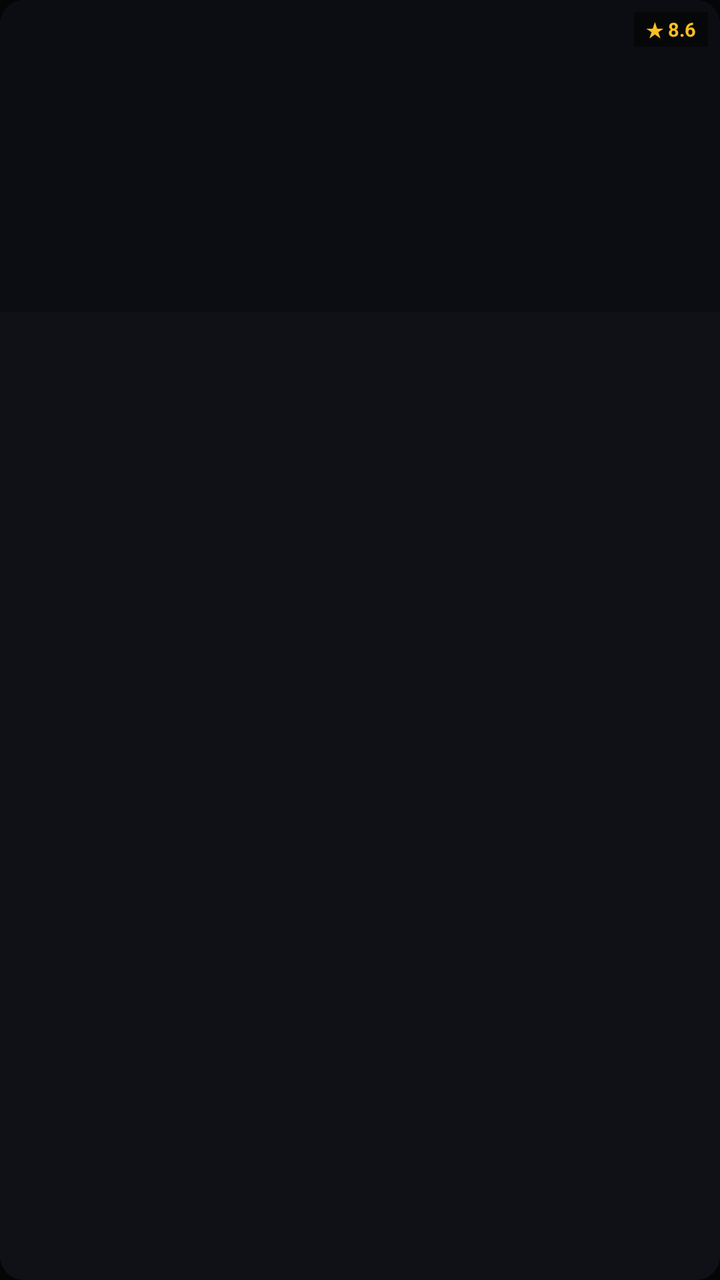
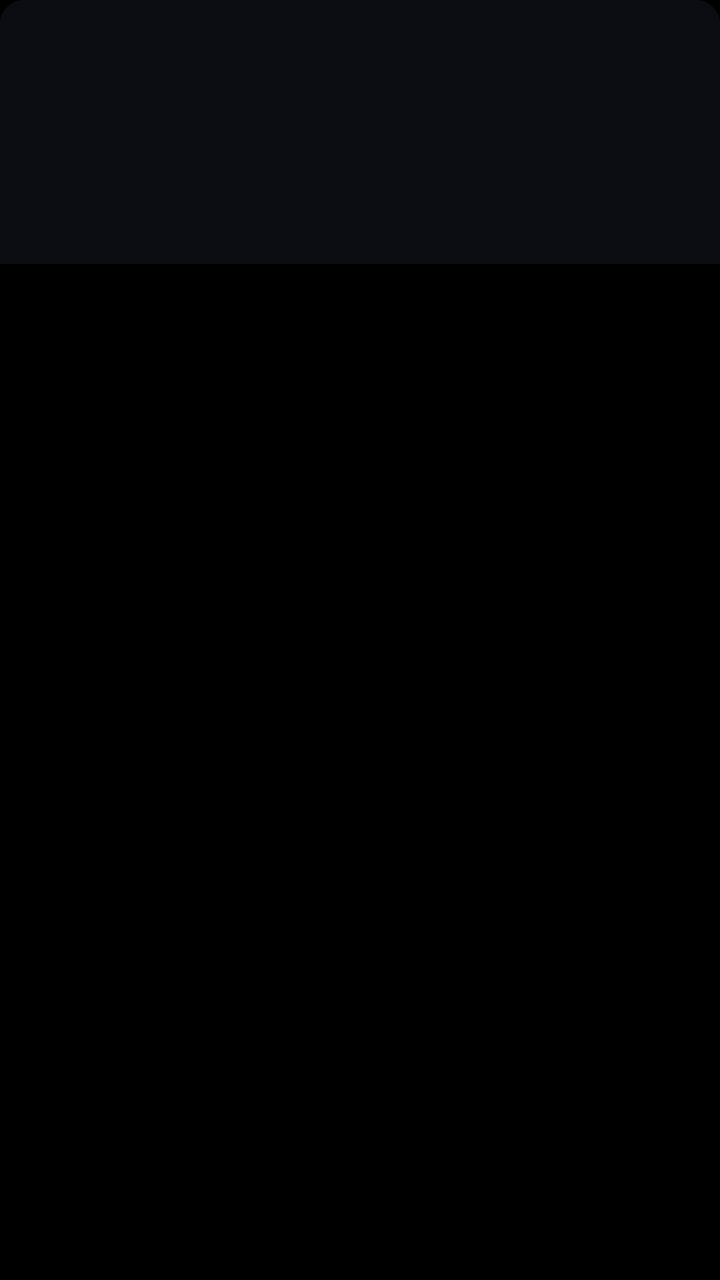

Compare the two renders of this Android layout. The source of the first and the diff that turns it into the second are given below.
<!-- AndroidManifest.xml: application theme Theme.StreamFlix -->
<!-- res/layout/item_shelf_poster.xml -->
<?xml version="1.0" encoding="utf-8"?>
<FrameLayout xmlns:android="http://schemas.android.com/apk/res/android"
    android:layout_width="118dp"
    android:layout_height="198dp"
    android:layout_marginEnd="12dp"
    android:focusable="true"
    android:clickable="true"
    android:background="@drawable/selector_poster_card"
    android:clipToOutline="true">

    <LinearLayout
        android:layout_width="match_parent"
        android:layout_height="match_parent"
        android:orientation="vertical">

        <FrameLayout
            android:layout_width="match_parent"
            android:layout_height="156dp"
            android:background="#0B0D13">

            <ImageView
                android:id="@+id/shelfPoster"
                android:layout_width="match_parent"
                android:layout_height="match_parent"
                android:scaleType="centerCrop"
                android:contentDescription="Poster" />

            <TextView
                android:id="@+id/shelfRating"
                android:layout_width="wrap_content"
                android:layout_height="wrap_content"
                android:layout_gravity="top|end"
                android:layout_margin="6dp"
                android:background="#CC050507"
                android:paddingStart="6dp"
                android:paddingEnd="6dp"
                android:paddingTop="2dp"
                android:paddingBottom="2dp"
                android:text="★ 8.6"
                android:textColor="#FBBF24"
                android:textSize="9.5sp"
                android:textStyle="bold" />
        </FrameLayout>

        <LinearLayout
            android:layout_width="match_parent"
            android:layout_height="0dp"
            android:layout_weight="1"
            android:orientation="vertical"
            android:paddingStart="8dp"
            android:paddingEnd="8dp"
            android:paddingTop="5dp"
            android:background="#0F1117">

            <TextView
                android:id="@+id/shelfTitle"
                android:layout_width="match_parent"
                android:layout_height="wrap_content"
                android:textColor="#F8FAFC"
                android:textSize="11sp"
                android:textStyle="bold"
                android:maxLines="1"
                android:ellipsize="end" />

            <TextView
                android:id="@+id/shelfSub"
                android:layout_width="match_parent"
                android:layout_height="wrap_content"
                android:layout_marginTop="1dp"
                android:textColor="#8E96A4"
                android:textSize="9.5sp"
                android:maxLines="1"
                android:ellipsize="end" />
        </LinearLayout>
    </LinearLayout>
</FrameLayout>
<!-- resources referenced by this layout -->
<resources>
  <!-- drawable selector_poster_card (drawable) -->
  <?xml version="1.0" encoding="utf-8"?>
  <selector xmlns:android="http://schemas.android.com/apk/res/android">
      <item android:state_focused="true">
          <shape android:shape="rectangle">
              <solid android:color="#181C26" />
              <stroke android:width="2.5dp" android:color="#FFFFFF" />
              <corners android:radius="12dp" />
          </shape>
      </item>
      <item>
          <shape android:shape="rectangle">
              <solid android:color="#0F1117" />
              <stroke android:width="1dp" android:color="#1E2330" />
              <corners android:radius="12dp" />
          </shape>
      </item>
  </selector>
  <style name="Theme.StreamFlix" parent="@android:style/Theme.NoTitleBar.Fullscreen">
          <item name="android:windowBackground">@color/obsidian_bg</item>
          <item name="android:colorBackground">@color/obsidian_bg</item>
          <item name="android:textColor">@color/text_primary</item>
      </style>
  <color name="obsidian_bg">#050507</color>
  <color name="text_primary">#F8FAFC</color>
</resources>

<!-- the commit's change to res/layout/item_shelf_poster.xml (unified diff, before → after) -->
@@ -1,76 +1,13 @@
-<?xml version="1.0" encoding="utf-8"?>
-<FrameLayout xmlns:android="http://schemas.android.com/apk/res/android"
-    android:layout_width="118dp"
-    android:layout_height="198dp"
-    android:layout_marginEnd="12dp"
-    android:focusable="true"
-    android:clickable="true"
-    android:background="@drawable/selector_poster_card"
-    android:clipToOutline="true">
-
-    <LinearLayout
-        android:layout_width="match_parent"
-        android:layout_height="match_parent"
-        android:orientation="vertical">
-
-        <FrameLayout
-            android:layout_width="match_parent"
-            android:layout_height="156dp"
-            android:background="#0B0D13">
-
-            <ImageView
-                android:id="@+id/shelfPoster"
-                android:layout_width="match_parent"
-                android:layout_height="match_parent"
-                android:scaleType="centerCrop"
-                android:contentDescription="Poster" />
-
-            <TextView
-                android:id="@+id/shelfRating"
-                android:layout_width="wrap_content"
-                android:layout_height="wrap_content"
-                android:layout_gravity="top|end"
-                android:layout_margin="6dp"
-                android:background="#CC050507"
-                android:paddingStart="6dp"
-                android:paddingEnd="6dp"
-                android:paddingTop="2dp"
-                android:paddingBottom="2dp"
-                android:text="★ 8.6"
-                android:textColor="#FBBF24"
-                android:textSize="9.5sp"
-                android:textStyle="bold" />
-        </FrameLayout>
-
-        <LinearLayout
-            android:layout_width="match_parent"
-            android:layout_height="0dp"
-            android:layout_weight="1"
-            android:orientation="vertical"
-            android:paddingStart="8dp"
-            android:paddingEnd="8dp"
-            android:paddingTop="5dp"
-            android:background="#0F1117">
-
-            <TextView
-                android:id="@+id/shelfTitle"
-                android:layout_width="match_parent"
-                android:layout_height="wrap_content"
-                android:textColor="#F8FAFC"
-                android:textSize="11sp"
-                android:textStyle="bold"
-                android:maxLines="1"
-                android:ellipsize="end" />
-
-            <TextView
-                android:id="@+id/shelfSub"
-                android:layout_width="match_parent"
-                android:layout_height="wrap_content"
-                android:layout_marginTop="1dp"
-                android:textColor="#8E96A4"
-                android:textSize="9.5sp"
-                android:maxLines="1"
-                android:ellipsize="end" />
-        </LinearLayout>
+<?xml version='1.0' encoding='utf-8'?>
+<FrameLayout xmlns:android="http://schemas.android.com/apk/res/android" android:layout_width="100dp" android:layout_height="170dp" android:layout_marginEnd="12dp" android:focusable="true" android:clickable="true" android:background="@drawable/selector_poster_card" android:clipToOutline="true">
+  <LinearLayout android:layout_width="match_parent" android:layout_height="match_parent" android:orientation="vertical">
+    <FrameLayout android:layout_width="match_parent" android:layout_height="132dp" android:background="#0B0D13">
+      <ImageView android:id="@+id/shelfPoster" android:layout_width="match_parent" android:layout_height="match_parent" android:scaleType="centerCrop" android:contentDescription="Poster" />
+      <TextView android:id="@+id/shelfRating" android:layout_width="wrap_content" android:layout_height="wrap_content" android:layout_gravity="top|end" android:layout_margin="6dp" android:background="#CC050507" android:paddingStart="6dp" android:paddingEnd="6dp" android:paddingTop="2dp" android:paddingBottom="2dp" android:text="★ 8.6" android:textColor="#DDDDDD" android:textSize="10sp" android:textStyle="normal" android:visibility="gone" />
+    </FrameLayout>
+    <LinearLayout android:layout_width="match_parent" android:layout_height="0dp" android:layout_weight="1" android:orientation="vertical" android:paddingStart="8dp" android:paddingEnd="8dp" android:paddingTop="5dp" android:background="#000000">
+      <TextView android:id="@+id/shelfTitle" android:layout_width="match_parent" android:layout_height="wrap_content" android:textColor="#F8FAFC" android:textSize="10sp" android:textStyle="normal" android:maxLines="1" android:ellipsize="end" />
+      <TextView android:id="@+id/shelfSub" android:layout_width="match_parent" android:layout_height="wrap_content" android:layout_marginTop="1dp" android:textColor="#8E96A4" android:textSize="10sp" android:maxLines="1" android:ellipsize="end" android:visibility="gone" android:textStyle="normal" />
     </LinearLayout>
+  </LinearLayout>
 </FrameLayout>
<!-- resource entries referenced after the edit -->
@@ -12,7 +12,7 @@
       </item>
       <item>
           <shape android:shape="rectangle">
-              <solid android:color="#0F1117" />
+              <solid android:color="#111111" />
               <stroke android:width="1dp" android:color="#1E2330" />
               <corners android:radius="12dp" />
           </shape>
@@ -23,7 +23,7 @@
           <item name="android:colorBackground">@color/obsidian_bg</item>
           <item name="android:textColor">@color/text_primary</item>
       </style>
-  <color name="obsidian_bg">#050507</color>
+  <color name="obsidian_bg">#000000</color>
   <color name="text_primary">#F8FAFC</color>
 </resources>
 
